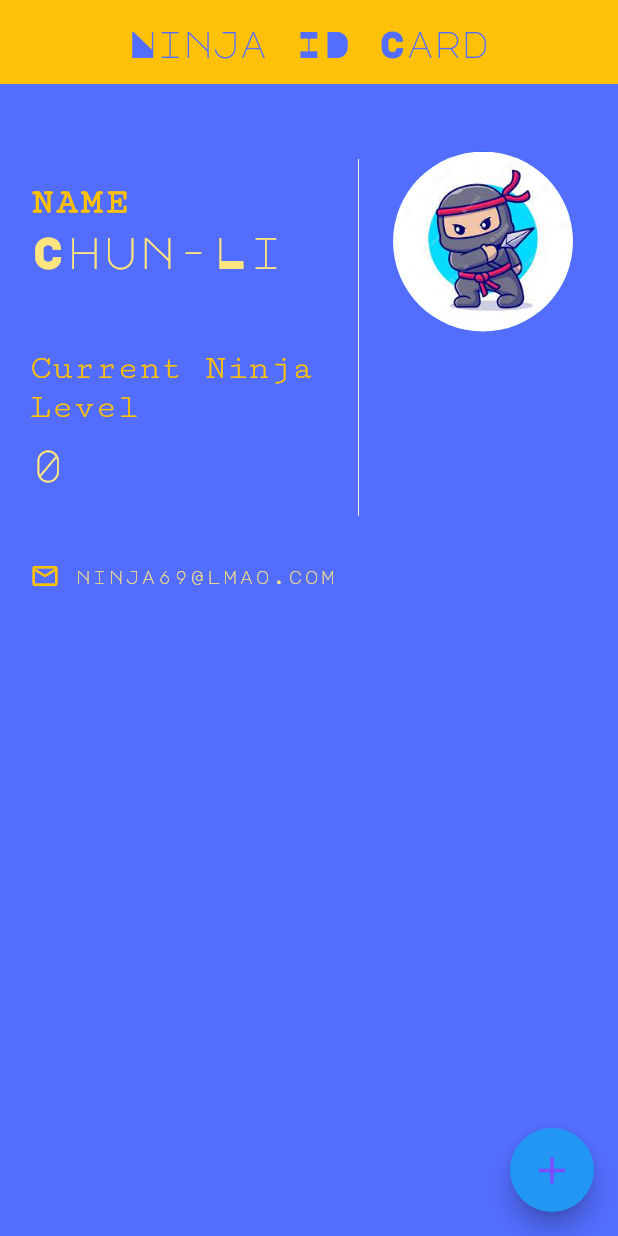
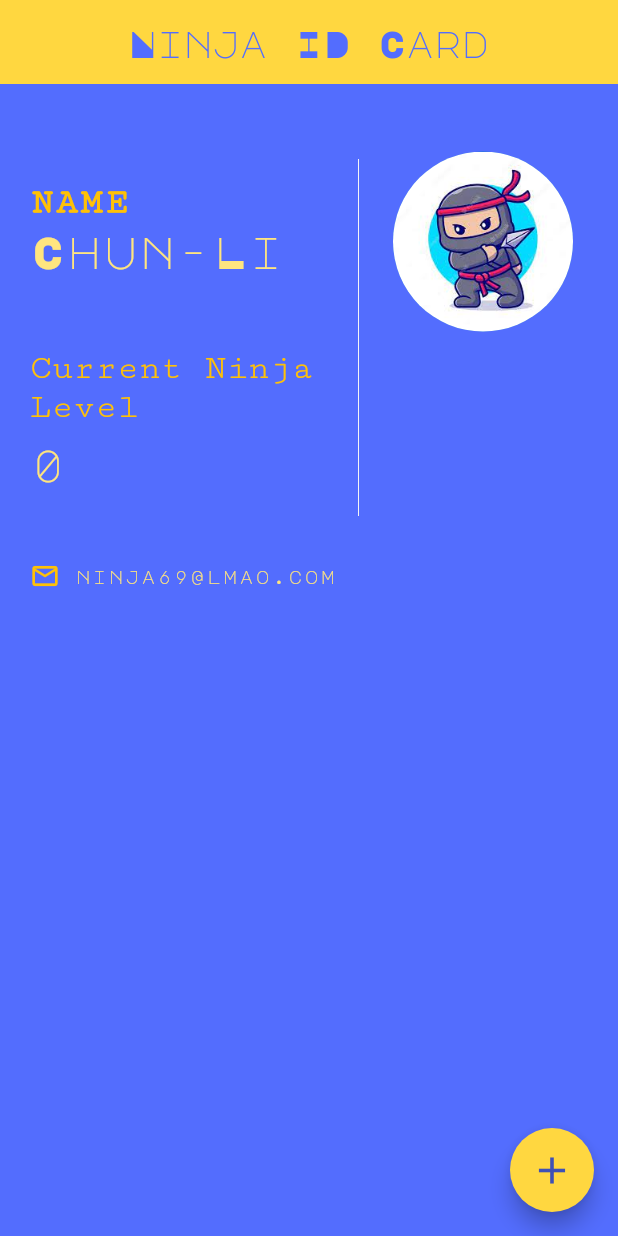
Before and after one commit to noobie7/FlutterNinjaID, a Flutter app: the screen it shows after launch, on a phone screen of 412 x 824 dp. Run offline on Flutter 3.47's test engine with Material 2 defaults, Android fonts, the phone set to English and light mode, and no system bars.

Commit message:
Changed FloatingButton's Color.

```diff
--- a/lib/main.dart
+++ b/lib/main.dart
@@ -27,7 +27,7 @@ class _HomeState extends State<Home> {
           ),
         ),
         centerTitle: true,
-        backgroundColor: Colors.amber,
+        backgroundColor: Colors.amberAccent,
         elevation: 0
 
       ),
@@ -37,9 +37,10 @@ class _HomeState extends State<Home> {
             _ninjaLevel++;
           });
         },
+        backgroundColor: Colors.amberAccent,
         child: Icon(
           Icons.add,
-          color : Colors.deepPurpleAccent,
+          color : Colors.indigo,
           size : 30
         ),
       ),
```
Also changed, not shown: Simulator Screen Shot - iPhone 12 Pro Max - 2021-09-16 at 12.40.06.png (deleted), simulator_screenshot_8E73752D-AC20-4FC6-9B85-DA84D57DF2FC.png (added).
